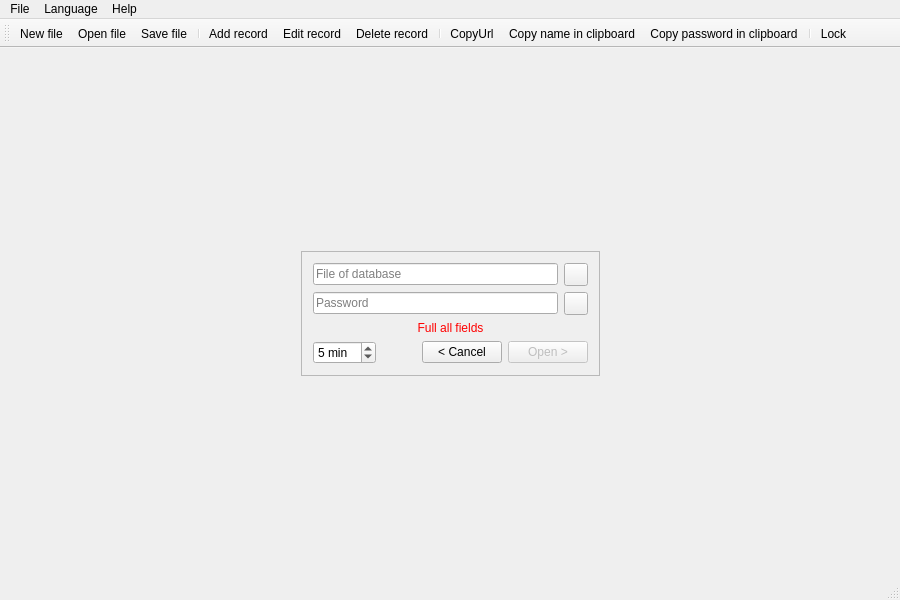
Qt form mainwindow.ui (Avengerrr/Pass_Manager) before a commit.
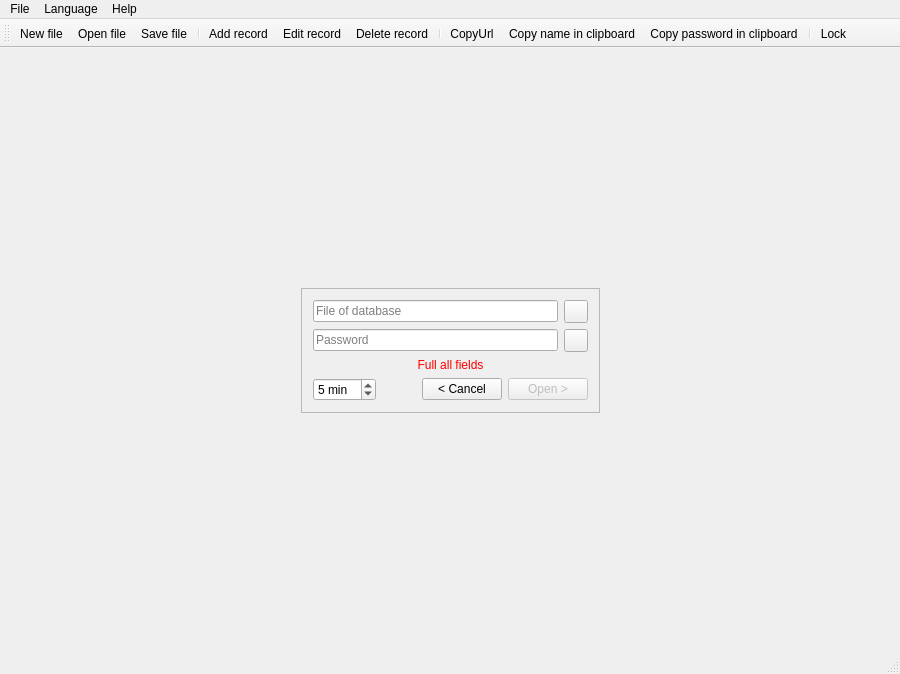
The same form after that commit. Icons and pictures are not drawn.

Commit message: Fix: timer, and mounth in date

```diff
--- a/mainwindow.ui
+++ b/mainwindow.ui
@@ -7,7 +7,7 @@
     <x>0</x>
     <y>0</y>
     <width>900</width>
-    <height>600</height>
+    <height>674</height>
    </rect>
   </property>
   <property name="windowTitle">
```
Left out of the diff: 2 changed lines with no effect on the pictures. The commit also changes 1 other file.
